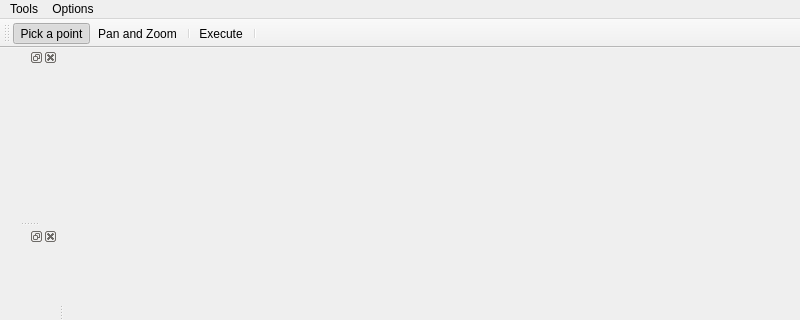
Old version of the form OptimaPlotter/optimaplotter.ui in the repository WooodHead/OptimaPlotter; both pictures show x 0 to 800 and y 0 to 320 of the 800 by 600 pixel window.
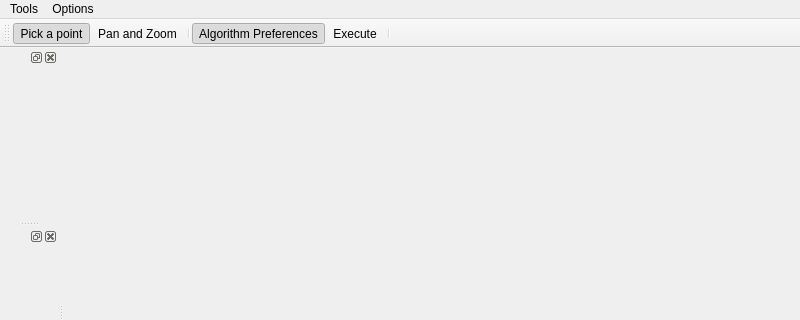
New version of the form.

Commit message: Algorithms now support settings windows.

Diff of the .ui file:
```diff
--- a/OptimaPlotter/optimaplotter.ui
+++ b/OptimaPlotter/optimaplotter.ui
@@ -66,6 +66,7 @@
    <addaction name="actionPick"/>
    <addaction name="actionPan"/>
    <addaction name="separator"/>
+   <addaction name="actionAlgorithmPreferences"/>
    <addaction name="actionExecute"/>
    <addaction name="separator"/>
   </widget>
@@ -126,6 +127,17 @@
     <string>Settings</string>
    </property>
   </action>
+  <action name="actionAlgorithmPreferences">
+   <property name="checkable">
+    <bool>true</bool>
+   </property>
+   <property name="checked">
+    <bool>true</bool>
+   </property>
+   <property name="text">
+    <string>Algorithm Preferences</string>
+   </property>
+  </action>
  </widget>
  <layoutdefault spacing="6" margin="11"/>
  <resources>
```
Left out of the diff: 1 changed line with no effect on the pictures. The commit also changes 41 other files.
